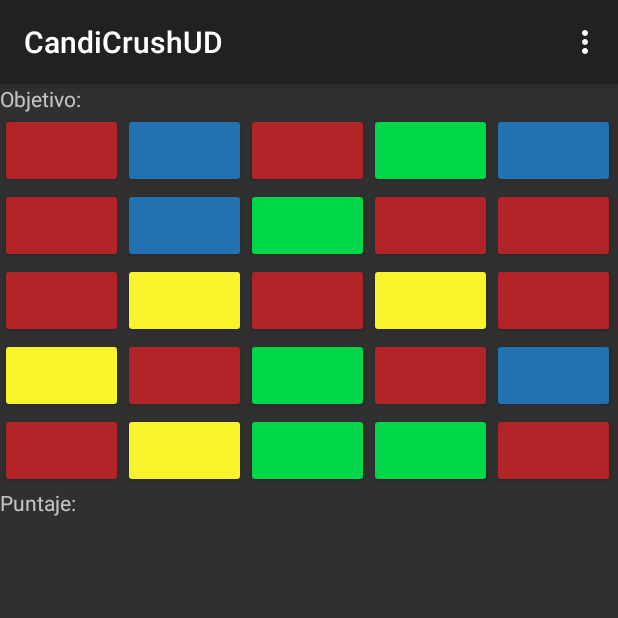
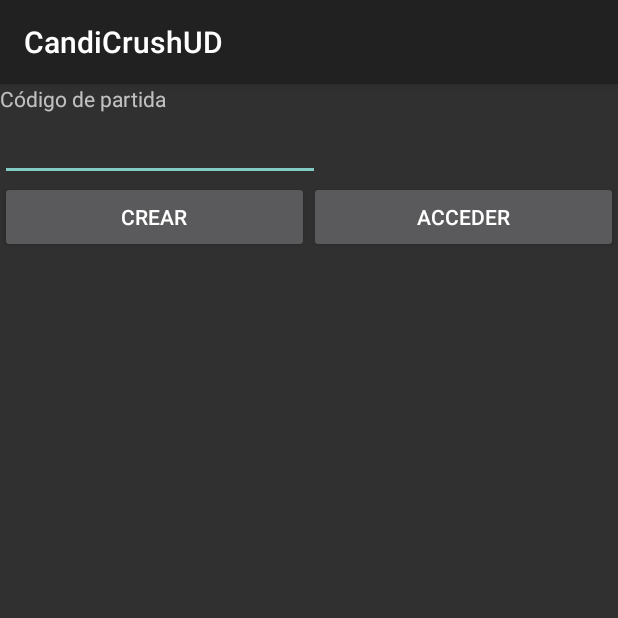
Before and after one commit to jehr-ud/components-2023-2, an Android app built with Jetpack Compose: the screen it shows after launch once a user with an empty profile is signed in (BoardActivity before the commit, CreationGameActivity after it), on a phone screen of 412 x 824 dp, the top half of it. Run offline under Robolectric (Android 15) with nearby library versions, the phone set to English and light mode, and no system bars; our stand-ins replace Firebase (no records; nobody signed in at launch, a user with empty details on screens opened directly).

Commit message:
Añadiendo cambios realizados en clase - Creación de partida

```diff
--- a/candicrush/app/build.gradle.kts
+++ b/candicrush/app/build.gradle.kts
@@ -75,4 +75,5 @@ dependencies {
     debugImplementation("androidx.compose.ui:ui-test-manifest")
     implementation(platform("com.google.firebase:firebase-bom:32.3.1"))
     implementation("com.google.firebase:firebase-auth-ktx")
+    implementation("com.google.firebase:firebase-database-ktx")
 }
--- /dev/null
+++ b/candicrush/app/src/main/java/com/ud/candicrushud/CreationGameActivity.kt
@@ -0,0 +1,60 @@
+package com.ud.candicrushud
+
+import android.os.Bundle
+import android.util.Log
+import androidx.appcompat.app.AppCompatActivity
+import com.google.firebase.auth.FirebaseAuth
+import com.google.firebase.database.DatabaseReference
+import com.google.firebase.database.FirebaseDatabase
+import com.ud.candicrushud.databinding.ActivityCreationGameBinding
+import com.ud.candicrushud.model.Game
+import com.ud.candicrushud.model.Player
+
+
+class CreationGameActivity : AppCompatActivity() {
+
+    private lateinit var binding: ActivityCreationGameBinding
+    private var gameReference: DatabaseReference? = null
+    override fun onCreate(savedInstanceState: Bundle?) {
+        super.onCreate(savedInstanceState)
+        binding = ActivityCreationGameBinding.inflate(layoutInflater)
+        val view = binding.root
+        setContentView(view)
+
+        gameReference = FirebaseDatabase.getInstance().getReference("games")
+
+        binding.btnGameCodeCreate.setOnClickListener {
+            var auth = FirebaseAuth.getInstance()
+
+            var currentUser = auth.currentUser
+
+            var gameCode = binding.gameCode.text.toString()
+
+            if (currentUser != null && gameCode != null){
+                Log.d(TAG, "Entrando a guardar datos")
+                var playerName = currentUser.displayName
+                var playerUID = currentUser.uid
+
+                var player1 = Player(playerName, playerUID)
+
+
+                val game = Game(gameCode, player1, null, playerUID, false, false, null)
+                gameReference?.child(gameCode)?.setValue(game)?.addOnSuccessListener{
+                    // message ok
+                }?.addOnFailureListener{
+                    // message fail
+                }
+
+                Log.d(TAG, "Finaliza")
+            }
+        }
+
+        binding.btnGameCodeUse.setOnClickListener {
+
+        }
+    }
+
+    companion object{
+        private val TAG = "CREATIONGAME"
+    }
+}
--- a/candicrush/app/src/main/java/com/ud/candicrushud/LoginActivity.kt
+++ b/candicrush/app/src/main/java/com/ud/candicrushud/LoginActivity.kt
@@ -92,7 +92,7 @@ class LoginActivity : AppCompatActivity() {
     }
 
     private fun goToGame(){
-        val intent = Intent(this, BoardActivity::class.java)
+        val intent = Intent(this, CreationGameActivity::class.java)
         startActivity(intent)
     }
 
--- a/candicrush/app/src/main/java/com/ud/candicrushud/model/Player.kt
+++ b/candicrush/app/src/main/java/com/ud/candicrushud/model/Player.kt
@@ -1,3 +1,3 @@
 package com.ud.candicrushud.model
 
-data class Player (var name: String)
+data class Player (var name: String?, var uid: String, var points: Int = 0)
--- a/candicrush/app/src/main/java/com/ud/candicrushud/utils/HandleMenu.kt
+++ b/candicrush/app/src/main/java/com/ud/candicrushud/utils/HandleMenu.kt
@@ -22,8 +22,6 @@ class HandleMenu {
                     return true
                 }
                 R.id.main_menu_profile -> {
-                    val intent = Intent(activity, LoginActivity::class.java)
-                    activity.startActivity(intent)
                     return true
                 }
                 R.id.main_menu_logout -> {
--- /dev/null
+++ b/candicrush/app/src/main/res/layout/activity_creation_game.xml
@@ -0,0 +1,49 @@
+<?xml version="1.0" encoding="utf-8"?>
+<androidx.constraintlayout.widget.ConstraintLayout xmlns:android="http://schemas.android.com/apk/res/android"
+    xmlns:app="http://schemas.android.com/apk/res-auto"
+    xmlns:tools="http://schemas.android.com/tools"
+    android:layout_width="match_parent"
+    android:layout_height="match_parent"
+    tools:context=".CreationGameActivity">
+
+    <LinearLayout
+        android:layout_width="match_parent"
+        android:layout_height="match_parent"
+        android:orientation="vertical">
+
+        <TextView
+            android:id="@+id/textView"
+            android:layout_width="match_parent"
+            android:layout_height="wrap_content"
+            android:text="@string/textview_game_code" />
+
+        <EditText
+            android:id="@+id/gameCode"
+            android:layout_width="wrap_content"
+            android:layout_height="wrap_content"
+            android:ems="10"
+            android:inputType="text" />
+
+        <LinearLayout
+            android:layout_width="match_parent"
+            android:layout_height="match_parent"
+            android:orientation="horizontal">
+
+            <Button
+                android:id="@+id/btn_game_code_create"
+                android:layout_width="wrap_content"
+                android:layout_height="wrap_content"
+                android:layout_weight="1"
+                android:text="@string/btn_game_code_create" />
+
+            <Button
+                android:id="@+id/btn_game_code_use"
+                android:layout_width="wrap_content"
+                android:layout_height="wrap_content"
+                android:layout_weight="1"
+                android:text="@string/btn_game_code_use" />
+        </LinearLayout>
+
+    </LinearLayout>
+
+</androidx.constraintlayout.widget.ConstraintLayout>
--- a/candicrush/app/src/main/res/values/strings.xml
+++ b/candicrush/app/src/main/res/values/strings.xml
@@ -11,4 +11,8 @@
     <string name="main_menu_play">Jugar</string>
     <string name="main_menu_profile">Perfil</string>
     <string name="main_menu_logout">Salir</string>
+
+    <string name="textview_game_code">Código de partida</string>
+    <string name="btn_game_code_create">Crear</string>
+    <string name="btn_game_code_use">Acceder</string>
 </resources>
```
Also changed, not shown: candicrush/app/src/main/AndroidManifest.xml (+6 -2 lines), candicrush/app/src/main/java/com/ud/candicrushud/model/Game.kt (added, +11 -0 lines), 1 other file.
